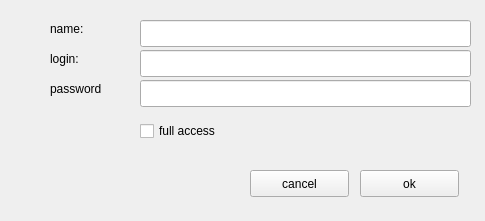
Qt form newcrmuser.ui (89626906891/crm) before a commit.
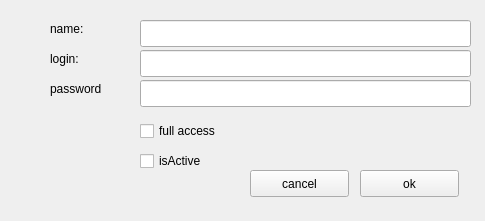
The same form after that commit.

Patch:
```diff
--- a/newcrmuser.ui
+++ b/newcrmuser.ui
@@ -124,6 +124,19 @@
     <enum>QLineEdit::Password</enum>
    </property>
   </widget>
+  <widget class="QCheckBox" name="activecheckBox">
+   <property name="geometry">
+    <rect>
+     <x>140</x>
+     <y>150</y>
+     <width>97</width>
+     <height>22</height>
+    </rect>
+   </property>
+   <property name="text">
+    <string>isActive</string>
+   </property>
+  </widget>
  </widget>
  <resources/>
  <connections/>
```
